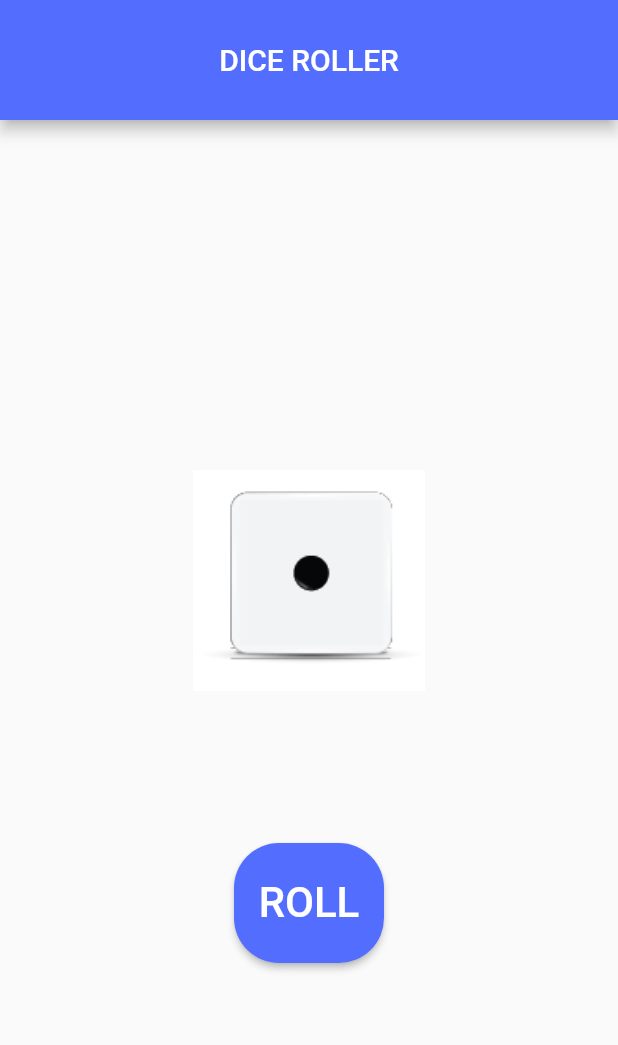
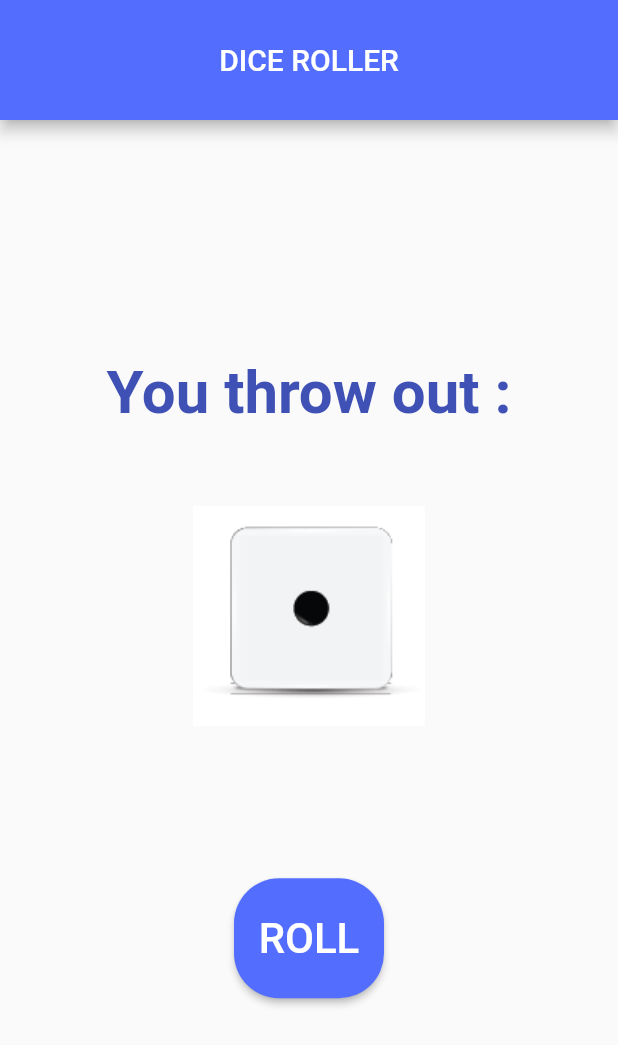
Before and after one commit to patryklaskowski1/dice_roller, a Flutter app: the screen it shows after launch, on a phone screen of 412 x 824 dp. Shown: the top 1045 px of the screen. Run offline on Flutter 3.47's test engine with Material 2 defaults, Android fonts, the phone set to English and light mode, and no system bars.

Commit message:
create and style new text widget

```diff
--- a/lib/main.dart
+++ b/lib/main.dart
@@ -1,3 +1,5 @@
+import 'dart:ui';
+
 import 'package:flutter/material.dart';
 import 'dart:math';
 
@@ -19,7 +21,7 @@ class _MyAppState extends State<MyApp> {
   @override
   Widget build(BuildContext context) {
     return MaterialApp(
-      title: 'DICE ROLLER',
+      title: 'SIMPLE DICE ROLLER',
       theme: ThemeData(),
       home: Scaffold(
         appBar: AppBar(
@@ -34,6 +36,14 @@ class _MyAppState extends State<MyApp> {
           child: Column(
             mainAxisAlignment: MainAxisAlignment.center,
             children: [
+              const Text(
+                'You throw out :',
+                style: TextStyle(
+                  fontSize: 40,
+                  color: Colors.indigo,
+                  fontWeight: FontWeight.bold,
+                ),
+              ),
               Image(
                 height: 250,
                 image: AssetImage(
```
